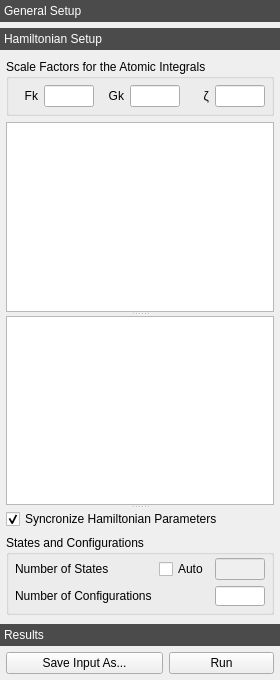
First picture: the form in crispy/resources/gui/uis/quanty/main.ui, repository mretegan/crispy, before the edit.
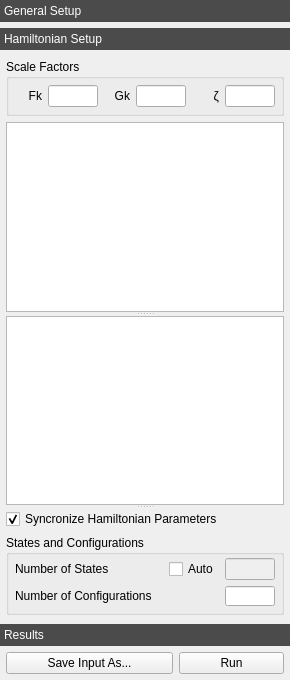
Second picture: the form after the edit. The open tabs and pages were chosen to show the change. Custom widgets are drawn as their Qt base class.

```diff
--- a/crispy/resources/gui/uis/quanty/main.ui
+++ b/crispy/resources/gui/uis/quanty/main.ui
@@ -6,7 +6,7 @@
    <rect>
     <x>0</x>
     <y>0</y>
-    <width>280</width>
+    <width>290</width>
     <height>680</height>
    </rect>
   </property>
@@ -18,7 +18,7 @@
   </property>
   <property name="minimumSize">
    <size>
-    <width>280</width>
+    <width>290</width>
     <height>350</height>
    </size>
   </property>
@@ -871,7 +871,7 @@
         <rect>
          <x>0</x>
          <y>0</y>
-         <width>275</width>
+         <width>290</width>
          <height>534</height>
         </rect>
        </property>
@@ -900,7 +900,7 @@
            <string>&lt;html&gt;&lt;head/&gt;&lt;body&gt;&lt;p&gt;Use the input boxes to change the scale factors for a specific type of atomic integrals; Slater radial integrals (direct and exchange), and spin-orbit coupling integrals.&lt;/p&gt;&lt;/body&gt;&lt;/html&gt;</string>
           </property>
           <property name="title">
-           <string>Scale Factors for the Atomic Integrals</string>
+           <string>Scale Factors</string>
           </property>
           <layout class="QVBoxLayout" name="verticalLayout_5">
            <property name="spacing">
@@ -1336,6 +1336,12 @@
         <property name="text">
          <string>Save Input As...</string>
         </property>
+        <property name="iconSize">
+         <size>
+          <width>16</width>
+          <height>16</height>
+         </size>
+        </property>
        </widget>
       </item>
       <item>
@@ -1355,6 +1361,12 @@
         <property name="text">
          <string>Run</string>
         </property>
+        <property name="iconSize">
+         <size>
+          <width>16</width>
+          <height>16</height>
+         </size>
+        </property>
         <property name="checkable">
          <bool>false</bool>
         </property>
```
Left out of the diff: 4 changed lines with no effect on the pictures.
